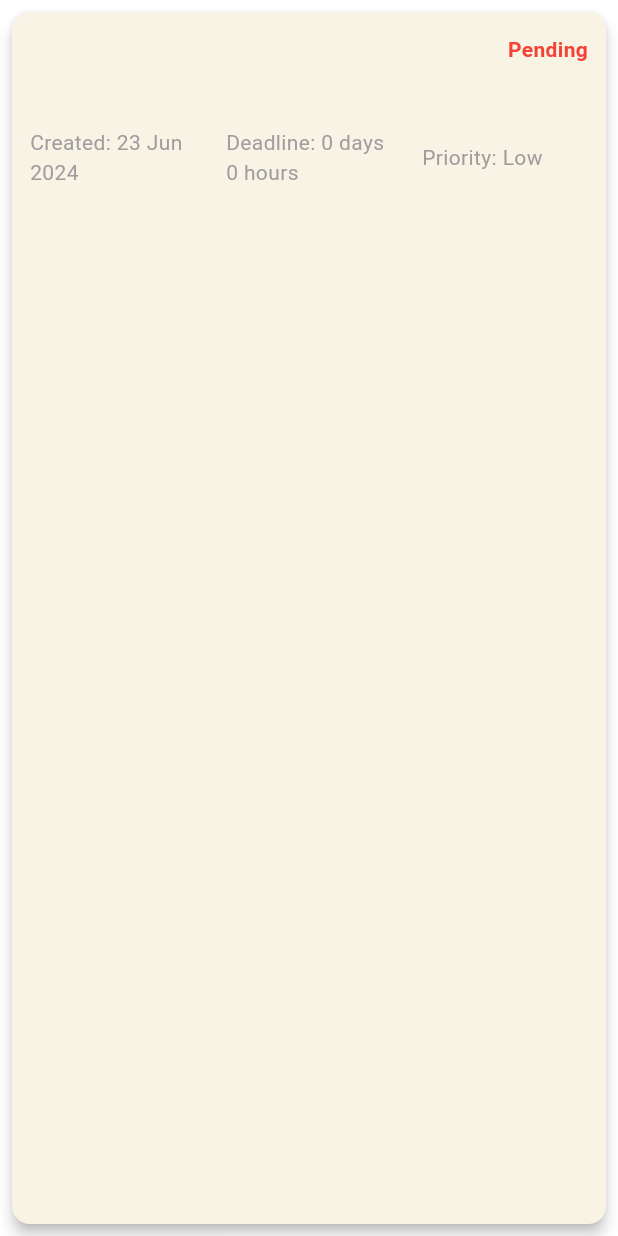
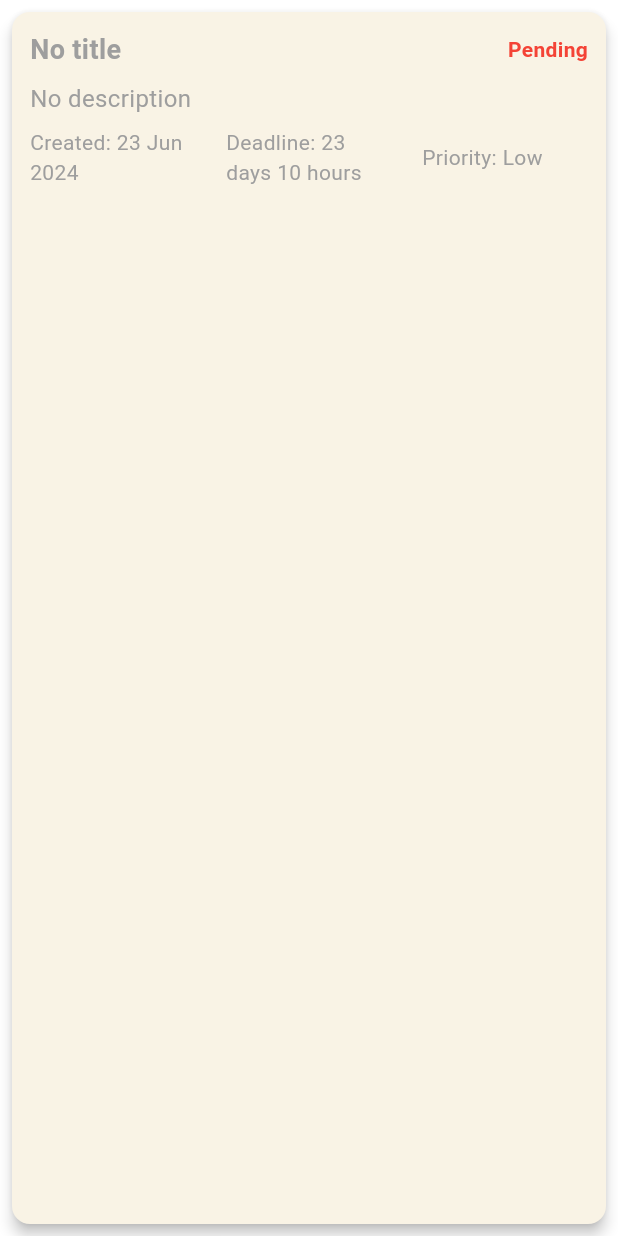
Before and after one commit to Abhisek-07/task_management_app, a Flutter app: the TaskCard widget shown alone on an empty page, opened directly with empty values, on a phone screen of 412 x 824 dp. Run offline on Flutter 3.47's test engine with Material 3 defaults, Android fonts, the phone set to English and light mode, and no system bars; our stand-ins replace equatable, flutter_bloc.

Commit message:
Minor changes

```diff
--- a/lib/state/task_bloc/task_cubit.dart
+++ b/lib/state/task_bloc/task_cubit.dart
@@ -6,7 +6,7 @@ class TasksCubit extends Cubit<TasksState> {
   TasksCubit() : super(const TasksState());
 
   void addTask(Task task) {
-    final newTasks = List<Task>.from(state.tasks)..add(task);
+    final newTasks = List<Task>.from(state.tasks)..insert(0, task);
     emit(TasksState(tasks: newTasks));
   }
 
--- a/lib/ui/widgets/task_card.dart
+++ b/lib/ui/widgets/task_card.dart
@@ -1,7 +1,7 @@
 import 'package:flutter/cupertino.dart';
 import 'package:flutter/material.dart';
 import 'package:flutter/widgets.dart';
-import 'package:intl/intl.dart';
+import 'package:task_management_app/utils/date_time_ext.dart';
 import 'package:task_management_app/utils/export.dart';
 
 
@@ -19,10 +19,10 @@ class TaskCard extends StatelessWidget {
   @override
   Widget build(BuildContext context) {
     // Calculate remaining days and hours
-    final now = DateTime.now();
-    final remaining = task.deadLine?.difference(now);
-    final days = remaining?.inDays;
-    final hours = remaining?.inHours ?? 0 % 24;
+    // final now = DateTime.now();
+    // final remaining = task.deadLine?.difference(now);
+    // final days = remaining?.inDays;
+    // final hours = remaining?.inHours ?? 0 % 24;
 
     return Card(
       elevation: 4,
@@ -39,10 +39,11 @@ class TaskCard extends StatelessWidget {
                   child: Text(
                     maxLines: 2,
                     overflow: TextOverflow.ellipsis,
-                    task.title ?? "No title",
-                    style: const TextStyle(
+                    (task.title?.isEmpty ?? true) ? "No title" : task.title ?? "",
+                    style:  TextStyle(
                       fontSize: 18,
                       fontWeight: FontWeight.bold,
+                      color: (task.title?.isEmpty ?? true) ? Colors.grey : Colors.black,
                     ),
                   ),
                 ),
@@ -57,32 +58,41 @@ class TaskCard extends StatelessWidget {
             ),
             const SizedBox(height: 8),
             Text(
-              task.description ?? "No description",
+             (task.description?.isEmpty ?? true) ? "No description": task.description ?? "",
               maxLines: 3,
               overflow: TextOverflow.ellipsis,
-              style: const TextStyle(fontSize: 16),
+              style:  TextStyle(fontSize: 16, color: (task.description?.isEmpty ?? true) ? Colors.grey : Colors.black),
             ),
             const SizedBox(height: 8),
             Row(
               children: [
-                Flexible(
+                Visibility(
+                  visible: task.createdAt != null,
+                  child: Flexible(
                     child: Text(
-                    'Created: ${DateFormat('dd MMM yyyy').format(task.createdAt ?? DateTime.now()) }',
+                      'Created: ${task.createdAt.getDateTime()}',
                       style: const TextStyle(fontSize: 14, color: Colors.grey),
                     ),
                   ),
+                ),
                 const SizedBox(width: 20),
-                Flexible(
+                Visibility(
+                  visible: task.deadLine != null,
+                  child: Flexible(
                     child: Text(
-                    'Deadline: $days days $hours hours',
+                      'Deadline: ${task.deadLine?.day} days ${task.deadLine?.hour} hours',
                       style: const TextStyle(fontSize: 14, color: Colors.grey),
                     ),
                   ),
+                ),
                 const SizedBox(width: 20),
-                Flexible(
+                Visibility(
+                  visible: task.priority != null,
+                  child: Flexible(
                     child: Text(
                       'Priority: ${task.priority.priorityToString()}',
                       style: const TextStyle(fontSize: 14, color: Colors.grey),
+                    ),
                   ),
                 ),
               ],
--- /dev/null
+++ b/lib/utils/date_time_ext.dart
@@ -0,0 +1,7 @@
+import 'package:intl/intl.dart';
+
+extension DateTimeExt on DateTime? {
+  String getDateTime({String format = 'dd MMM yyyy'})  {
+    return DateFormat(format).format(this ?? DateTime.now());
+  }
+}
```
Also changed, not shown: lib/ui/home_page.dart (+4 -3 lines), lib/ui/task_page.dart (+7 -5 lines). Lines whose indentation alone changed are shown as unchanged.
